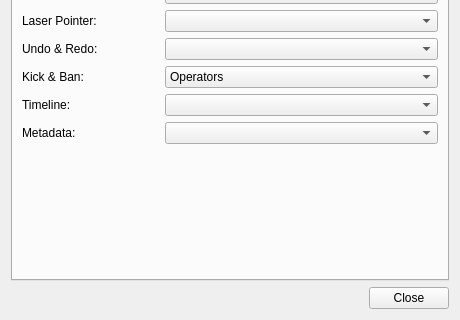
Old version of the form src/desktop/ui/sessionsettings.ui in the repository drawpile/Drawpile; both pictures show x 0 to 460 and y 260 to 580 of the 460 by 580 pixel window.
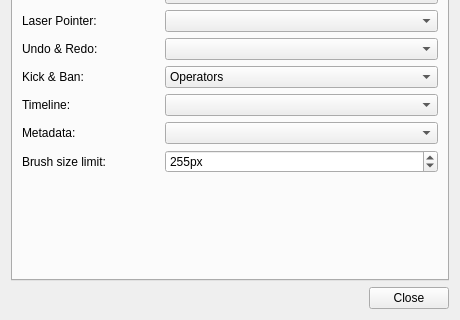
New version of the form. The open tabs and pages were chosen to show the change. Icons and pictures are not drawn. Custom widgets are drawn as their Qt base class.

Commit message: Implement operator-settable brush size limits

```diff
--- a/src/desktop/ui/sessionsettings.ui
+++ b/src/desktop/ui/sessionsettings.ui
@@ -406,6 +406,29 @@
        <item row="7" column="1">
         <widget class="QComboBox" name="permMyPaint"/>
        </item>
+       <item row="13" column="1">
+        <widget class="KisSliderSpinBox" name="permBrushSize">
+         <property name="suffix">
+          <string>px</string>
+         </property>
+         <property name="minimum">
+          <number>1</number>
+         </property>
+         <property name="maximum">
+          <number>1000</number>
+         </property>
+         <property name="value">
+          <number>255</number>
+         </property>
+        </widget>
+       </item>
+       <item row="13" column="0">
+        <widget class="QLabel" name="brushSizeLabel">
+         <property name="text">
+          <string>Brush size limit:</string>
+         </property>
+        </widget>
+       </item>
       </layout>
      </widget>
      <widget class="QWidget" name="bansTab">
@@ -649,6 +672,11 @@
    <extends>QWidget</extends>
    <header>desktop/widgets/presetselector.h</header>
   </customwidget>
+  <customwidget>
+   <class>KisSliderSpinBox</class>
+   <extends>QSpinBox</extends>
+   <header>desktop/widgets/kis_slider_spin_box.h</header>
+  </customwidget>
  </customwidgets>
  <tabstops>
   <tabstop>tabWidget</tabstop>
```
The commit also changes 57 other files.
